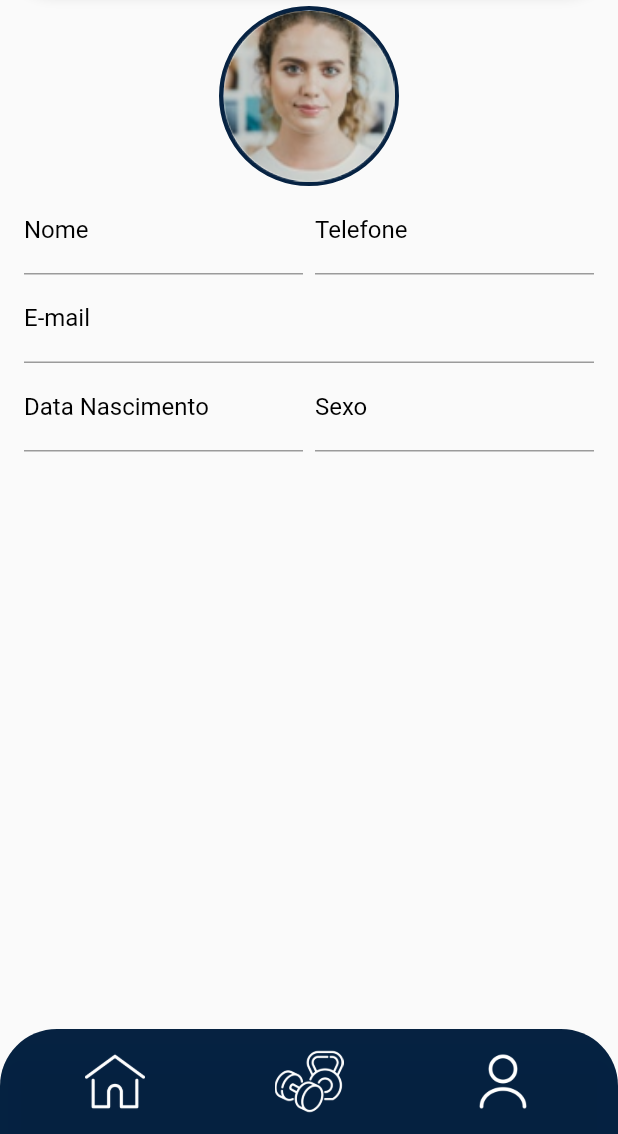
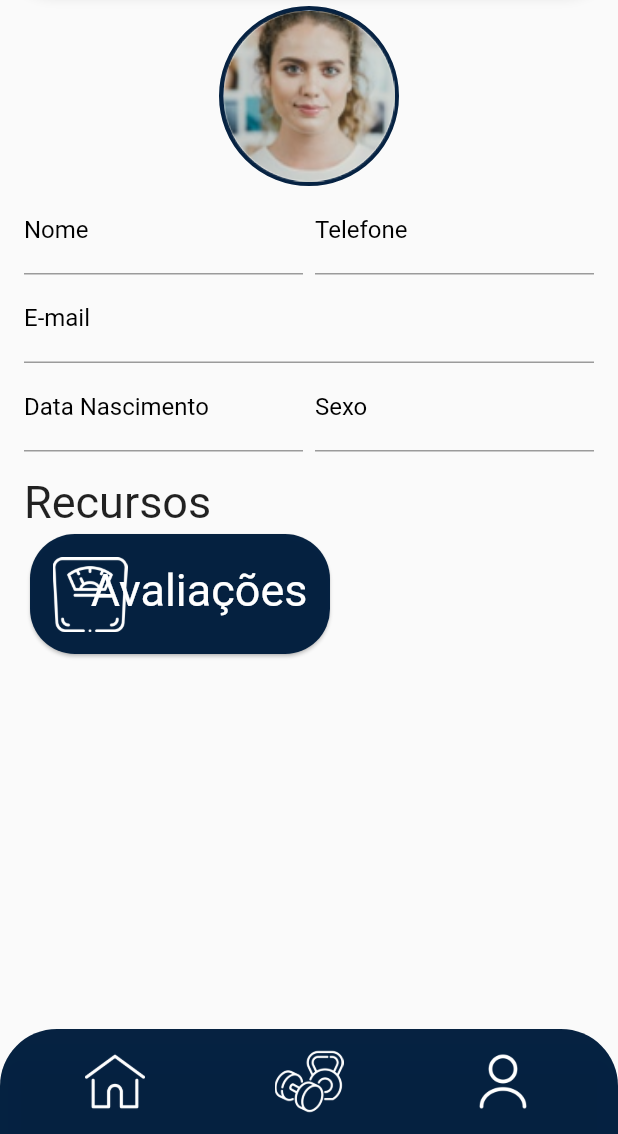
Before and after one commit to LeooaLMEIDA/ProjetoIntegrador, a Flutter app: the ProfileScreen screen opened directly, on a phone screen of 412 x 824 dp, the part 102-1236 px from its top. Run offline on Flutter 3.47's test engine with Material 2 defaults, Android fonts, the phone set to English and light mode, and no system bars; our stand-ins replace dio, get, sqflite_common_ffi, youtube_player_flutter; missing offline and left inert: dio_http_cache; accounts and stored records are empty; Roboto replaces fonts that are missing (Voltaire); project files that could hold a hidden picture were left out.

Commit message:
criação Profile Screen

```diff
--- a/bullkapp-front/lib/components/fields.dart
+++ b/bullkapp-front/lib/components/fields.dart
@@ -57,6 +57,7 @@ class CustomReadOnlyField extends StatelessWidget {
   @override
   Widget build(BuildContext context) {
     return TextField(
+      readOnly: true,
       keyboardType: inputType,
       style: TextStyle(
         color: Colors.black,
--- a/bullkapp-front/lib/pages/home.dart
+++ b/bullkapp-front/lib/pages/home.dart
@@ -8,20 +8,6 @@ import 'package:get/get.dart';
 
 import '../components/bottombar.dart';
 
-class Home extends StatelessWidget {
-  const Home({super.key});
-
-  @override
-  Widget build(BuildContext context) {
-    return GetMaterialApp(
-      theme: myTheme,
-      home: const Scaffold(
-        body: HomeScreen(),
-      ),
-    );
-  }
-}
-
 class HomeScreen extends StatelessWidget {
   const HomeScreen({super.key});
 
@@ -31,7 +17,7 @@ class HomeScreen extends StatelessWidget {
       appBar: CustomAppBar(title: ""),
       body: Container(
         alignment: Alignment.topCenter,
-        padding: EdgeInsets.all(16),
+        padding: EdgeInsets.all(8),
         child: Column(
           children: [
             Padding(
@@ -47,9 +33,7 @@ class HomeScreen extends StatelessWidget {
                           width: MediaQuery.of(context).size.width - 60),
                       onTap: () async {
                         await Get.to(
-                          () => TrainingScreen(
-                            showBottomBar: true,
-                          ),
+                          () => TrainingScreen(showBottomBar: true),
                         );
                       },
                     ),
--- a/bullkapp-front/lib/pages/profile.dart
+++ b/bullkapp-front/lib/pages/profile.dart
@@ -1,8 +1,10 @@
 import 'package:bullkapp/components/appbar.dart';
 import 'package:bullkapp/components/bottombar.dart';
 import 'package:flutter/material.dart';
+import 'package:get/get.dart';
 
 import '../components/fields.dart';
+import 'body_evaluation.dart';
 
 class ProfileScreen extends StatelessWidget {
   const ProfileScreen({super.key});
@@ -90,6 +92,25 @@ class ProfileScreen extends StatelessWidget {
                     ),
                   ],
                 ),
+                const Padding(
+                  padding: EdgeInsets.only(top: 16.0),
+                  child: Row(
+                    children: [
+                      Text(
+                        "Recursos",
+                        style: TextStyle(
+                          fontFamily: 'Voltaire',
+                          fontSize: 30,
+                        ),
+                      ),
+                    ],
+                  ),
+                ),
+                const Row(
+                  children: [
+                    AlternativeTrainingCard(),
+                  ],
+                ),
               ],
             ),
           ],
@@ -100,3 +121,55 @@ class ProfileScreen extends StatelessWidget {
     );
   }
 }
+
+class AlternativeTrainingCard extends StatelessWidget {
+  const AlternativeTrainingCard({
+    super.key,
+  });
+
+  @override
+  Widget build(BuildContext context) {
+    return Card(
+      shape: RoundedRectangleBorder(
+        borderRadius: BorderRadius.circular(30),
+      ),
+      clipBehavior: Clip.hardEdge,
+      borderOnForeground: true,
+      color: const Color.fromARGB(250, 1, 30, 62),
+      child: InkWell(
+        onTap: () async => await Get.to(
+          const BodyEvaluationScreen(),
+        ),
+        splashColor: const Color.fromARGB(250, 1, 30, 62).withAlpha(255),
+        child: SizedBox(
+          width: 200,
+          height: 80,
+          child: Stack(
+            children: [
+              Positioned(
+                bottom: 12,
+                left: 15,
+                child: Image.asset(
+                  'images/Balanca.png',
+                  width: 50,
+                  height: 55,
+                ),
+              ),
+              const Positioned(
+                bottom: 25,
+                right: 15,
+                child: Text(
+                  'Avaliações',
+                  style: TextStyle(
+                      fontFamily: 'Voltaire',
+                      fontSize: 30,
+                      color: Colors.white),
+                ),
+              ),
+            ],
+          ),
+        ),
+      ),
+    );
+  }
+}
--- a/bullkapp-front/lib/pages/training_detail.dart
+++ b/bullkapp-front/lib/pages/training_detail.dart
@@ -17,7 +17,11 @@ class TrainingDetail extends StatelessWidget {
     return Scaffold(
       appBar: const CustomAppBar(title: ""),
       body: Padding(
-        padding: const EdgeInsets.only(left: 8.0, right: 8.0),
+        padding: const EdgeInsets.only(
+          top: 8.0,
+          left: 8.0,
+          right: 8.0,
+        ),
         child: SingleChildScrollView(
           child: Column(
             children: [
--- a/bullkapp-front/lib/repositories/user_repository.dart
+++ b/bullkapp-front/lib/repositories/user_repository.dart
@@ -5,7 +5,7 @@ import '../models/user.dart';
 class UserRepository {
   final Dio dio = Dio();
   final DioCacheManager dioCacheManager = DioCacheManager(CacheConfig());
-  final String url = 'https://9efd-189-113-55-132.ngrok-free.app/usuario';
+  final String url = 'https://8d5b-170-82-83-40.ngrok-free.app/usuario';
 
   UserRepository() {
     dio.interceptors.add(dioCacheManager.interceptor);
--- a/bullkapp-front/lib/theme/bullkTheme.dart
+++ b/bullkapp-front/lib/theme/bullkTheme.dart
@@ -5,5 +5,5 @@ ThemeData myTheme = ThemeData(
   appBarTheme: const AppBarTheme(
     backgroundColor: Color.fromARGB(250, 1, 30, 62),
   ),
-  primaryColor: Color.fromARGB(250, 1, 30, 62),
+  primaryColor: Color.fromARGB(248, 1, 30, 62),
 );
--- a/bullkapp-front/lib/views/training_list.dart
+++ b/bullkapp-front/lib/views/training_list.dart
@@ -1,6 +1,8 @@
 // ignore_for_file: library_private_types_in_public_api, avoid_print
 
+import 'package:bullkapp/pages/training_detail.dart';
 import 'package:flutter/material.dart';
+import 'package:get/get.dart';
 
 import '../components/list_card.dart';
 import '../models/user.dart';
@@ -46,7 +48,9 @@ class _TrainingListState extends State<TrainingList> {
             padding: const EdgeInsets.all(4.0),
             child: CustomListCard(
               exerciceName: user.nome,
-              onTap: () => selectTraining(index),
+              onTap: () async => await Get.to(
+                () => const TrainingDetail(),
+              ),
               repetition: '2',
               series: '15',
             ),
```
Also changed, not shown: bullkapp-front/lib/pages/alternative_training_detail.dart (+7 -1 lines), bullkapp-front/lib/pages/body_evaluation.dart (added, +32 -0 lines), bullkapp-front/images/Balanca.png (added), 1 other file.
